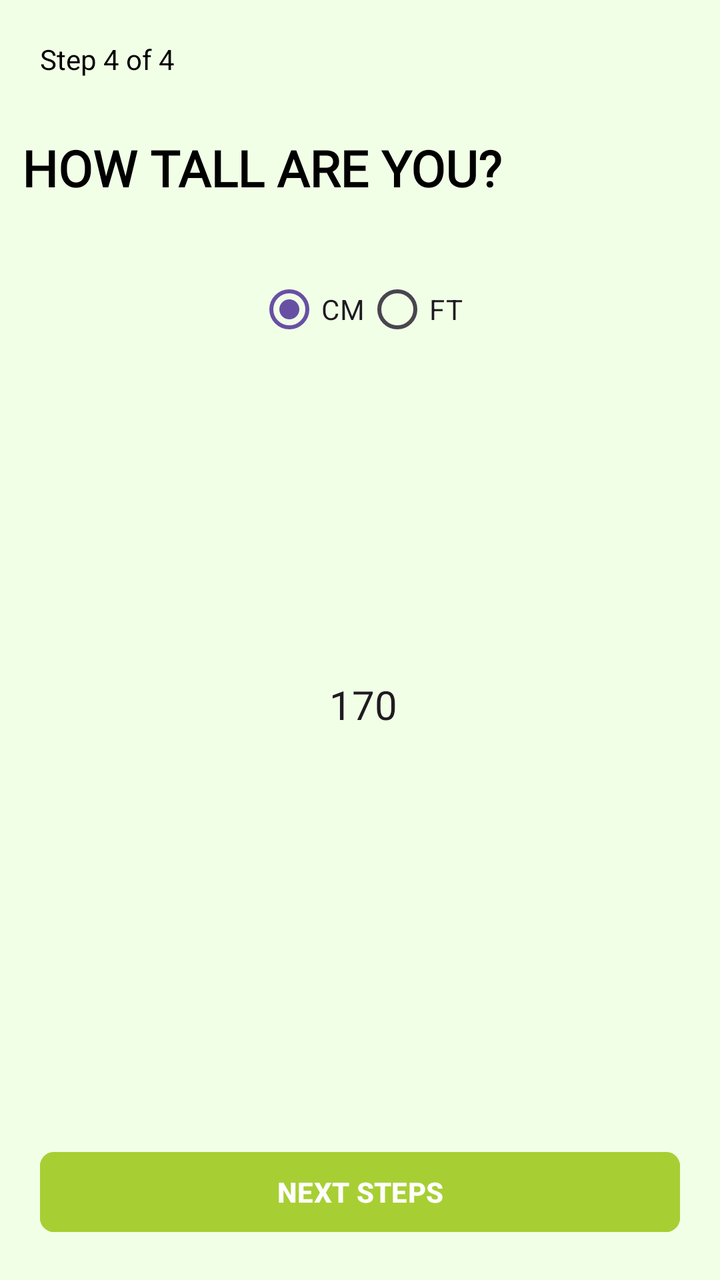
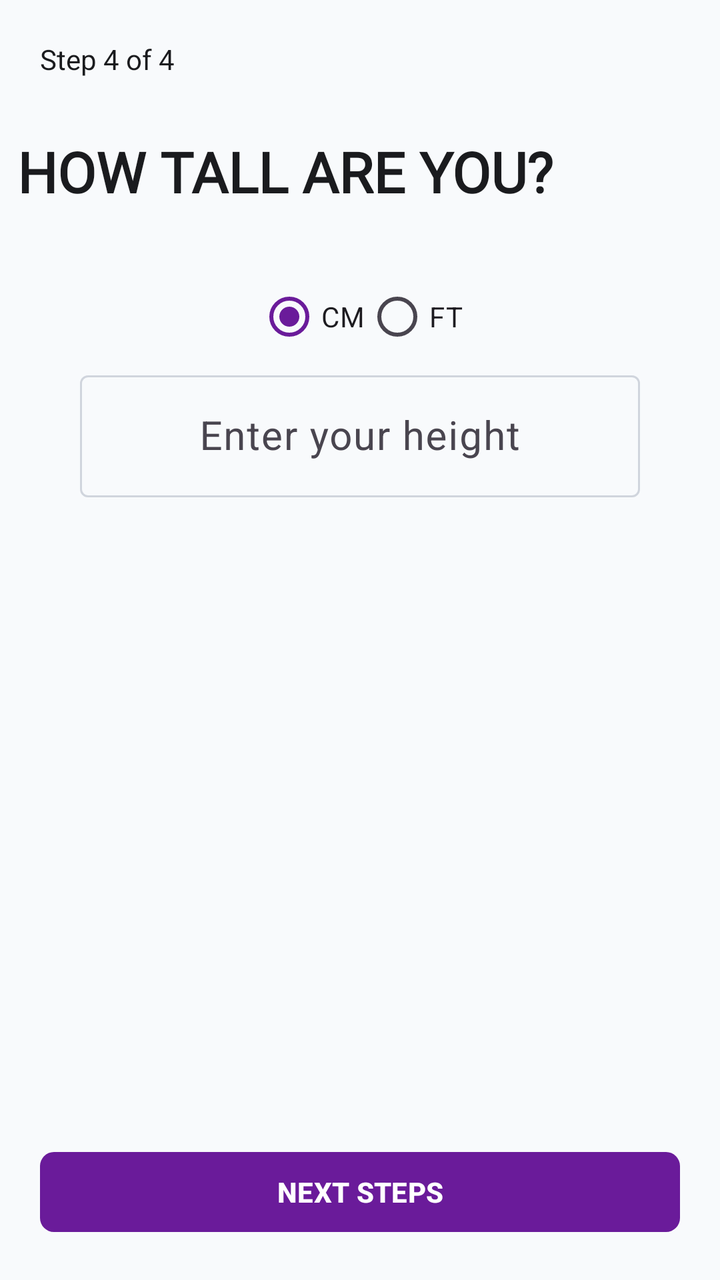

Screens rendered from an Android XML layout before and after an edit, with the pre-edit source and the edit as a unified diff.
<!-- AndroidManifest.xml: application theme Theme.FitPro -->
<!-- res/layout/activity_main6.xml -->
<?xml version="1.0" encoding="utf-8"?>
<androidx.constraintlayout.widget.ConstraintLayout xmlns:android="http://schemas.android.com/apk/res/android"
    xmlns:app="http://schemas.android.com/apk/res-auto"
    xmlns:tools="http://schemas.android.com/tools"
    android:id="@+id/main"
    android:layout_width="match_parent"
    android:layout_height="match_parent"
    android:background="#F1FFE7"
    tools:context=".MainActivity6">

    
    <TextView
        android:id="@+id/stepText"
        android:layout_width="wrap_content"
        android:layout_height="wrap_content"
        android:layout_marginStart="20dp"
        android:layout_marginTop="20dp"
        android:text="Step 4 of 4"
        android:textColor="@android:color/black"
        android:textSize="14sp"
        app:layout_constraintStart_toStartOf="parent"
        app:layout_constraintTop_toTopOf="parent" />

    

    
    <TextView
        android:id="@+id/titleText"
        android:layout_width="wrap_content"
        android:layout_height="wrap_content"
        android:layout_marginTop="28dp"
        android:fontFamily="@font/bebas_neue"
        android:text="HOW TALL ARE YOU?"
        android:textColor="@android:color/black"
        android:textSize="25dp"
        android:textStyle="bold"
        app:layout_constraintEnd_toEndOf="parent"
        app:layout_constraintHorizontal_bias="0.093"
        app:layout_constraintStart_toStartOf="parent"
        app:layout_constraintTop_toBottomOf="@id/stepText" />

    <RadioGroup
        android:id="@+id/unitToggle"
        android:layout_width="wrap_content"
        android:layout_height="wrap_content"
        android:layout_marginTop="30dp"
        android:orientation="horizontal"
        app:layout_constraintEnd_toEndOf="parent"
        app:layout_constraintStart_toStartOf="parent"
        app:layout_constraintTop_toBottomOf="@id/titleText">

        <RadioButton
            android:id="@+id/radioCm"
            android:layout_width="wrap_content"
            android:layout_height="wrap_content"
            android:buttonTint="@android:color/darker_gray"
            android:checked="true"
            android:text="CM" />

        <RadioButton
            android:id="@+id/radioFt"
            android:layout_width="wrap_content"
            android:layout_height="wrap_content"
            android:buttonTint="@android:color/darker_gray"
            android:text="FT" />
    </RadioGroup>

    

    
    <EditText
        android:id="@+id/heightInput"
        android:layout_width="202dp"
        android:layout_height="141dp"
        android:layout_marginHorizontal="40dp"
        android:layout_marginTop="20dp"
        android:background="@android:color/transparent"
        android:gravity="center"
        android:hint="Enter your height"
        android:inputType="number"
        android:text="170"
        android:textSize="20sp"
        app:layout_constraintBottom_toBottomOf="parent"
        app:layout_constraintEnd_toEndOf="parent"
        app:layout_constraintHorizontal_bias="0.52"
        app:layout_constraintStart_toStartOf="parent"
        app:layout_constraintTop_toBottomOf="@id/unitToggle"
        app:layout_constraintVertical_bias="0.276" />

    <Button
        android:id="@+id/nextBtnHeight"
        android:layout_width="0dp"
        android:layout_height="wrap_content"
        android:layout_margin="20dp"
        android:backgroundTint="#A7CF34"
        android:text="NEXT STEPS"
        android:textColor="@android:color/white"
        android:textStyle="bold"
        app:cornerRadius="7dp"
        app:layout_constraintBottom_toBottomOf="parent"
        app:layout_constraintEnd_toEndOf="parent"
        app:layout_constraintStart_toStartOf="parent" />
</androidx.constraintlayout.widget.ConstraintLayout>
<!-- resources referenced by this layout -->
<resources>
  <style name="Theme.FitPro" parent="Base.Theme.FitPro" />
  <style name="Base.Theme.FitPro" parent="Theme.Material3.DayNight.NoActionBar">
          
          
      </style>
</resources>

<!-- the commit's change to res/layout/activity_main6.xml (unified diff, before → after) -->
@@ -5,7 +5,7 @@
     android:id="@+id/main"
     android:layout_width="match_parent"
     android:layout_height="match_parent"
-    android:background="#F1FFE7"
+    android:background="@color/background"
     tools:context=".MainActivity6">
 
     
@@ -16,7 +16,7 @@
         android:layout_marginStart="20dp"
         android:layout_marginTop="20dp"
         android:text="Step 4 of 4"
-        android:textColor="@android:color/black"
+        android:textColor="@color/colorOnSurface"
         android:textSize="14sp"
         app:layout_constraintStart_toStartOf="parent"
         app:layout_constraintTop_toTopOf="parent" />
@@ -31,8 +31,8 @@
         android:layout_marginTop="28dp"
         android:fontFamily="@font/bebas_neue"
         android:text="HOW TALL ARE YOU?"
-        android:textColor="@android:color/black"
-        android:textSize="25dp"
+        android:textColor="@color/colorOnSurface"
+        android:textSize="28sp"
         android:textStyle="bold"
         app:layout_constraintEnd_toEndOf="parent"
         app:layout_constraintHorizontal_bias="0.093"
@@ -53,7 +53,7 @@
             android:id="@+id/radioCm"
             android:layout_width="wrap_content"
             android:layout_height="wrap_content"
-            android:buttonTint="@android:color/darker_gray"
+            android:buttonTint="@color/colorPrimary"
             android:checked="true"
             android:text="CM" />
 
@@ -61,40 +61,41 @@
             android:id="@+id/radioFt"
             android:layout_width="wrap_content"
             android:layout_height="wrap_content"
-            android:buttonTint="@android:color/darker_gray"
+            android:buttonTint="@color/colorPrimary"
             android:text="FT" />
     </RadioGroup>
 
     
 
     
-    <EditText
-        android:id="@+id/heightInput"
-        android:layout_width="202dp"
-        android:layout_height="141dp"
-        android:layout_marginHorizontal="40dp"
-        android:layout_marginTop="20dp"
-        android:background="@android:color/transparent"
-        android:gravity="center"
-        android:hint="Enter your height"
-        android:inputType="number"
-        android:text="170"
-        android:textSize="20sp"
-        app:layout_constraintBottom_toBottomOf="parent"
+    <com.google.android.material.textfield.TextInputLayout
+        android:id="@+id/heightInputLayout"
+        android:layout_width="0dp"
+        android:layout_height="wrap_content"
+        android:layout_marginStart="40dp"
+        android:layout_marginEnd="40dp"
+        app:layout_constraintStart_toStartOf="parent"
         app:layout_constraintEnd_toEndOf="parent"
-        app:layout_constraintHorizontal_bias="0.52"
-        app:layout_constraintStart_toStartOf="parent"
-        app:layout_constraintTop_toBottomOf="@id/unitToggle"
-        app:layout_constraintVertical_bias="0.276" />
+        app:layout_constraintTop_toBottomOf="@id/unitToggle">
 
-    <Button
+        <com.google.android.material.textfield.TextInputEditText
+            android:id="@+id/heightInput"
+            android:layout_width="match_parent"
+            android:layout_height="wrap_content"
+            android:gravity="center"
+            android:hint="Enter your height"
+            android:inputType="number"
+            android:textSize="20sp" />
+    </com.google.android.material.textfield.TextInputLayout>
+
+    <com.google.android.material.button.MaterialButton
         android:id="@+id/nextBtnHeight"
         android:layout_width="0dp"
         android:layout_height="wrap_content"
         android:layout_margin="20dp"
-        android:backgroundTint="#A7CF34"
+        app:backgroundTint="@color/colorPrimary"
         android:text="NEXT STEPS"
-        android:textColor="@android:color/white"
+        android:textColor="@color/colorOnPrimary"
         android:textStyle="bold"
         app:cornerRadius="7dp"
         app:layout_constraintBottom_toBottomOf="parent"
<!-- resource entries referenced after the edit -->
@@ -1,9 +1,41 @@
 <!-- resources referenced by this layout -->
 <resources>
+  <color name="background">#F8FAFC</color>
+  <color name="colorOnPrimary">#FFFFFFFF</color>
+  <color name="colorOnSurface">#1A1B1E</color>
+  <color name="colorPrimary">#6A1B9A</color>
   <style name="Theme.FitPro" parent="Base.Theme.FitPro" />
   <style name="Base.Theme.FitPro" parent="Theme.Material3.DayNight.NoActionBar">
+          <item name="colorPrimary">@color/colorPrimary</item>
+          <item name="colorOnPrimary">@color/colorOnPrimary</item>
+          <item name="colorSecondary">@color/colorSecondary</item>
+          <item name="colorOnSecondary">@color/colorOnSecondary</item>
+          <item name="colorTertiary">@color/colorTertiary</item>
+          <item name="colorOnTertiary">@color/colorOnTertiary</item>
+          <item name="android:colorBackground">@color/background</item>
+          <item name="colorSurface">@color/colorSurface</item>
+          <item name="colorOnSurface">@color/colorOnSurface</item>
+          <item name="colorSurfaceVariant">@color/colorSurfaceVariant</item>
+          <item name="colorOutline">@color/colorOutline</item>
+  
           
-          
+          <item name="bottomNavigationStyle">@style/Widget.FitPro.BottomNavigationView</item>
       </style>
+  <color name="colorSecondary">#4450F6</color>
+  <color name="colorOnSecondary">#FFFFFFFF</color>
+  <color name="colorTertiary">#00BCD4</color>
+  <color name="colorOnTertiary">#FFFFFFFF</color>
+  <color name="colorSurface">#FFFFFFFF</color>
+  <color name="colorSurfaceVariant">#F1F3F5</color>
+  <color name="colorOutline">#D0D5DD</color>
+  <style name="Widget.FitPro.BottomNavigationView" parent="Widget.Material3.BottomNavigationView">
+          <item name="android:background">@color/bottomNavBackground</item>
+          <item name="itemIconTint">@color/bottom_nav_item_color</item>
+          <item name="itemTextColor">@color/bottom_nav_item_color</item>
+          <item name="itemRippleColor">@color/bottomNavRipple</item>
+          <item name="labelVisibilityMode">labeled</item>
+      </style>
+  <color name="bottomNavBackground">#FFFFFFFF</color>
+  <color name="bottomNavRipple">#1F6A1B9A</color>
 </resources>
 
